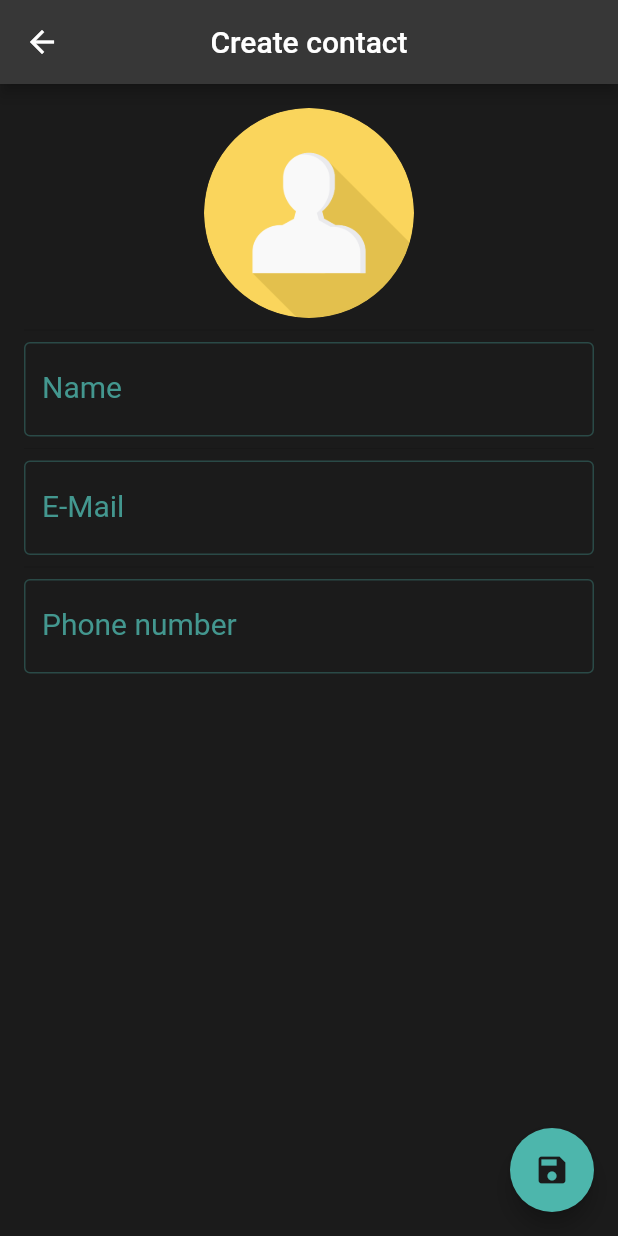
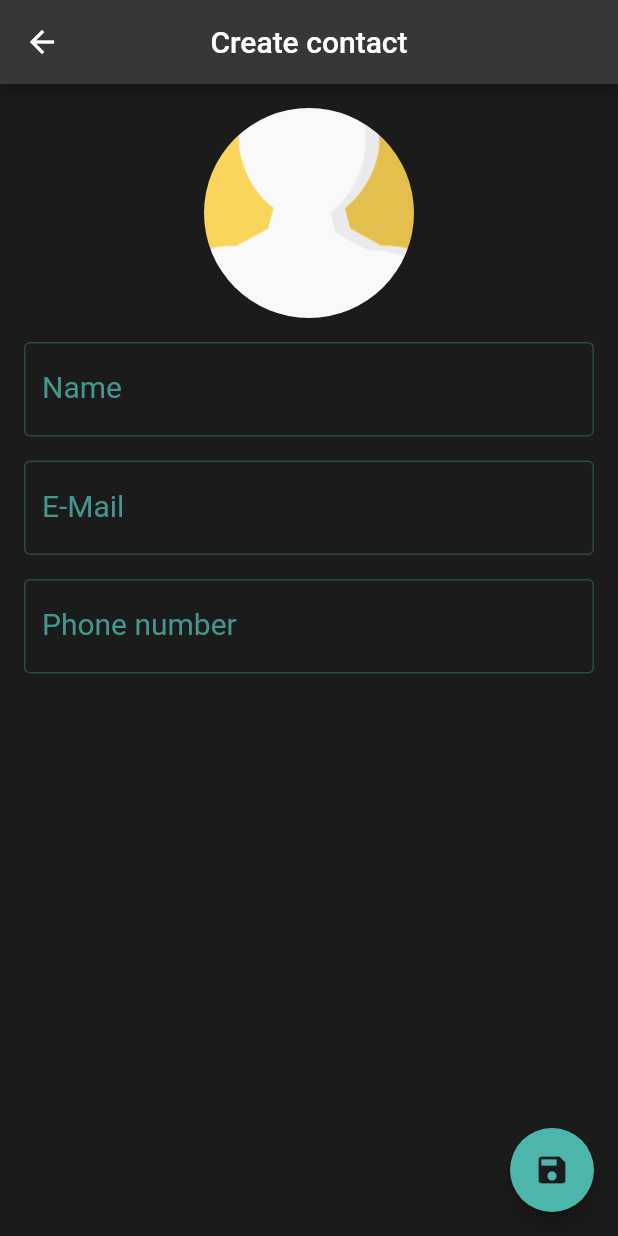
Before and after one commit to LeoCosta001/my-contacts, a Flutter app: the ContactPage screen opened directly, on a phone screen of 412 x 824 dp. Run offline on Flutter 3.47's test engine with Material 2 defaults, Android fonts, the phone set to English and light mode, and no system bars; our stand-ins replace image_picker, sqflite; accounts and stored records are empty.

Commit message:
Fix photo size

```diff
--- a/lib/pages/contact/contact_page.dart
+++ b/lib/pages/contact/contact_page.dart
@@ -104,6 +104,8 @@ class _ContactPageState extends State<ContactPage> {
                       image: _editedContact.imageDirectory != null
                           ? FileImage(File(_editedContact.imageDirectory!))
                           : const AssetImage('images/person.png') as ImageProvider,
+                      // Permite a imagem ocupar o tamanho total do container
+                      fit: BoxFit.cover,
                     ),
                   ),
                 ),
--- a/lib/widgets/contact_card.dart
+++ b/lib/widgets/contact_card.dart
@@ -32,6 +32,8 @@ class ContactCard extends StatelessWidget {
                     image: contact.imageDirectory != null
                         ? FileImage(File(contact.imageDirectory!))
                         : const AssetImage('images/person.png') as ImageProvider,
+                    // Permite a imagem ocupar o tamanho total do container
+                    fit: BoxFit.cover,
                   ),
                 ),
               ),
```
